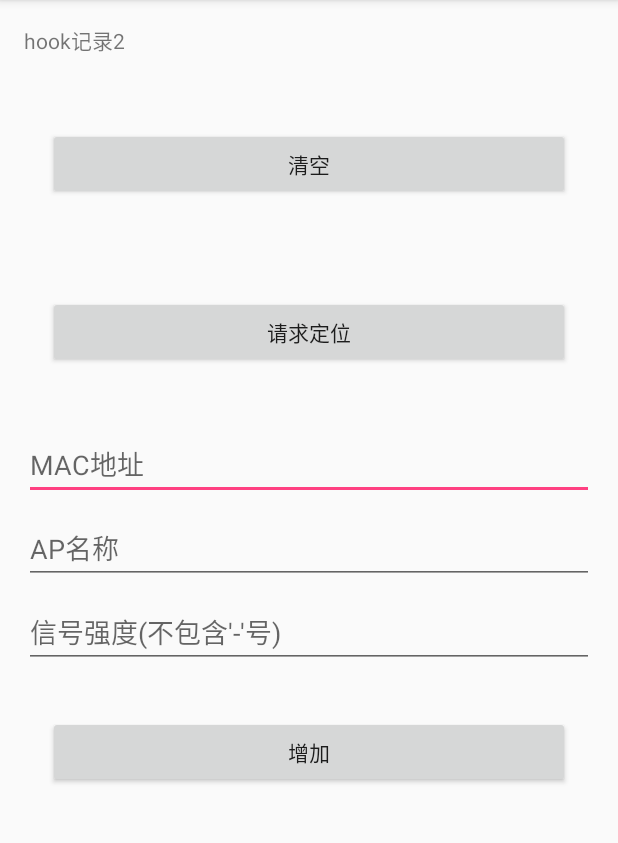
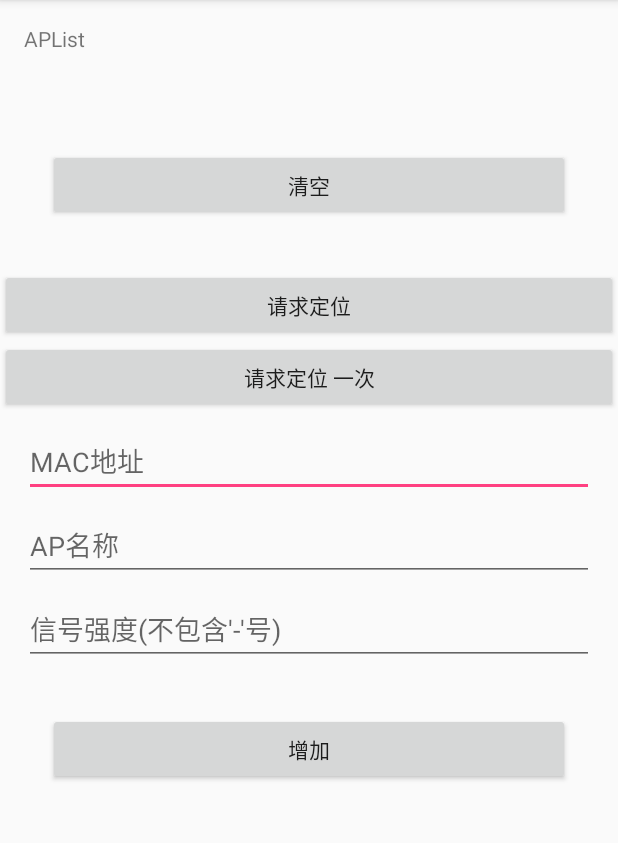
Before and after one commit to wangfengye/Maplexpose, an Android app: the screen it shows after launch (MainActivity), on a phone screen of 412 x 824 dp, the part 84-927 px from its top. Run offline under Robolectric (Android 15) with nearby library versions, the phone set to English and light mode, and no system bars; libraries missing offline, so code that uses them is left out: com.alibaba.fastjson, de.robv.android; 2 statements that could not run were skipped.

Commit message:
wifi 定位

```diff
--- a/app/src/main/java/com/maple/maplexpose/MainActivity.java
+++ b/app/src/main/java/com/maple/maplexpose/MainActivity.java
@@ -1,10 +1,15 @@
 package com.maple.maplexpose;
 
 import android.content.ComponentName;
+import android.content.ContentResolver;
+import android.content.ContentValues;
 import android.content.Context;
 import android.content.Intent;
 import android.content.ServiceConnection;
 import android.content.SharedPreferences;
+import android.database.Cursor;
+import android.database.MatrixCursor;
+import android.net.Uri;
 import android.os.Handler;
 import android.os.IBinder;
 import android.os.Message;
@@ -22,6 +27,8 @@ import android.widget.EditText;
 import android.widget.TextView;
 import android.widget.Toast;
 
+import com.alibaba.fastjson.JSON;
+import com.amap.location.demo.rpc.Ap;
 import com.amap.location.demo.rpc.LocManager;
 
 import java.util.ArrayList;
@@ -32,13 +39,15 @@ public class MainActivity extends AppCompatActivity {
     public static TextView mTv;
     APList mAps;
     private Messenger mService;
-    private Messenger mMessenger = new Messenger(new Handler(){
+    private Messenger mMessenger = new Messenger(new Handler() {
         @Override
         public void handleMessage(Message msg) {
-            Log.i(TAG, "handleMessage: "+ msg.getData().get("loc"));
+            Log.i(TAG, "handleMessage: " + msg.getData().get("loc"));
             super.handleMessage(msg);
         }
     });
+
+
     private LocManager mLocManger;
 
     @Override
@@ -49,8 +58,10 @@ public class MainActivity extends AppCompatActivity {
         final EditText etBssid = findViewById(R.id.et_bssid);
         final EditText etSsid = findViewById(R.id.et_ssid);
         final EditText etLevel = findViewById(R.id.et_level);
-        mAps=XSharedPreferenceUtil.getJson(this,"APS",APList.class);
-        if (mAps==null)mAps=new APList();showText();
+
+        mAps = XSharedPreferenceUtil.getAps(this);
+        if (mAps == null) mAps = new APList();
+        showText();
         findViewById(R.id.btn_add).setOnClickListener(new View.OnClickListener() {
             @Override
             public void onClick(View v) {
@@ -66,7 +77,7 @@ public class MainActivity extends AppCompatActivity {
                 ap.setSsid(ssid);
                 ap.setLevel(-Integer.parseInt(levelStr));
                 mAps.add(ap);
-                XSharedPreferenceUtil.setJson(MainActivity.this, "APS", mAps);
+                XSharedPreferenceUtil.setAps( mAps,MainActivity.this);
                 etBssid.getText().clear();
                 etSsid.getText().clear();
                 etLevel.getText().clear();
@@ -77,30 +88,44 @@ public class MainActivity extends AppCompatActivity {
             @Override
             public void onClick(View v) {
                 mAps.clear();
-                XSharedPreferenceUtil.setJson(MainActivity.this,"APS",mAps);
+                XSharedPreferenceUtil.setAps(mAps,MainActivity.this);
                 showText();
             }
         });
         findViewById(R.id.btn_loc).setOnClickListener(new View.OnClickListener() {
             @Override
             public void onClick(View v) {
-               // sendBroad();
-               // sendWithMEssenger();
-                sendWithAidl();
-
+                // sendBroad();
+                // sendWithMEssenger();
+                //sendWithAidl();
+                startLocService();
             }
         });
-        bindService();
+        findViewById(R.id.btn_loc_1).setOnClickListener(new View.OnClickListener() {
+            @Override
+            public void onClick(View v) {
+                sendBroad();
+            }
+        });
+//        bindService();
     }
-    private void sendBroad(){
+
+    private void startLocService() {
+        Intent intent = new Intent(this, LocService.class);
+        startService(intent);
+    }
+
+    private void sendBroad() {
         Intent intent = new Intent();
         intent.setAction("com.maple.maplexpose.loc");
         sendBroadcast(intent);
     }
+
     private void showText() {
         mTv.setText(mAps.toString());
     }
-    private void bindService(){
+
+    private void bindService() {
         ServiceConnection connection = new ServiceConnection() {
             @Override
             public void onServiceConnected(ComponentName name, IBinder service) {
@@ -109,16 +134,17 @@ public class MainActivity extends AppCompatActivity {
 
             @Override
             public void onServiceDisconnected(ComponentName name) {
-                mService =null;
+                mService = null;
             }
         };
         Intent intent = new Intent();
         intent.setAction("android.intent.action.HOOKMESSENGER");
         intent.setPackage("com.amap.location.demo");
-        bindService(intent,connection,Context.BIND_AUTO_CREATE);
+        bindService(intent, connection, Context.BIND_AUTO_CREATE);
         bindAidl();
     }
-    private void sendWithMEssenger(){
+
+    private void sendWithMEssenger() {
         Message msgFromClient = new Message();
         msgFromClient.what = 1;
         msgFromClient.replyTo = mMessenger;
@@ -128,12 +154,15 @@ public class MainActivity extends AppCompatActivity {
             e.printStackTrace();
         }
     }
+
     @Override
     protected void onDestroy() {
         mTv = null;
+
         super.onDestroy();
     }
-    private void bindAidl(){
+
+    private void bindAidl() {
         ServiceConnection connection = new ServiceConnection() {
             @Override
             public void onServiceConnected(ComponentName name, IBinder service) {
@@ -142,19 +171,23 @@ public class MainActivity extends AppCompatActivity {
 
             @Override
             public void onServiceDisconnected(ComponentName name) {
-                mLocManger =null;
+                mLocManger = null;
             }
         };
         Intent intent = new Intent();
         intent.setAction("com.maple.aidl");
         intent.setPackage("com.amap.location.demo");
-        bindService(intent,connection,Context.BIND_AUTO_CREATE);
+        bindService(intent, connection, Context.BIND_AUTO_CREATE);
     }
-    private void sendWithAidl(){
+
+    private void sendWithAidl() {
         try {
-            Log.i(TAG, "sendWithAidl: "+mLocManger.loc());
+            Log.i(TAG, "sendWithAidl: " + mLocManger.loc());
         } catch (RemoteException e) {
             e.printStackTrace();
         }
+
     }
+
+
 }
--- a/app/src/main/java/com/maple/maplexpose/XSharedPreferenceUtil.java
+++ b/app/src/main/java/com/maple/maplexpose/XSharedPreferenceUtil.java
@@ -1,7 +1,12 @@
 package com.maple.maplexpose;
 
+import android.content.ContentResolver;
+import android.content.ContentValues;
 import android.content.Context;
 import android.content.SharedPreferences;
+import android.database.Cursor;
+import android.database.MatrixCursor;
+import android.net.Uri;
 import android.preference.PreferenceManager;
 
 import com.alibaba.fastjson.JSON;
@@ -40,5 +45,29 @@ public class XSharedPreferenceUtil {
         String json = getAppPreference(context).getString(key,"");
         return JSON.parseObject(json,type);
     }
+    public static String getString(Context context,String key){
+        return getAppPreference(context).getString(key,"");
+    }
+    public static boolean setString(Context context,String key,String data){
+        return getAppPreference(context).edit()
+                .putString(key,data)
+                .commit();
+    }
+    /******** ContentProvider 共享数据**********/
+    private static final Uri uri_aps = Uri.parse("content://com.maple.maplexpose");
+    public static APList getAps(Context context) {
+        ContentResolver resolver = context.getContentResolver();
+        Cursor data =  resolver.query(uri_aps, null, null, null, null);
+        String json = data.getColumnName(0);
+        APList aps = JSON.parseObject(json, APList.class);
+        return aps;
+    }
 
+    public static boolean setAps(APList aps, Context context) {
+        String json = JSON.toJSONString(aps);
+        ContentResolver resolver = context.getContentResolver();
+        ContentValues cv = new ContentValues();
+        cv.put("APS", json);
+        return resolver.update(uri_aps, cv, null, null) == 1;
+    }
 }
--- a/app/src/main/res/layout/activity_main.xml
+++ b/app/src/main/res/layout/activity_main.xml
@@ -19,43 +19,51 @@
         app:layout_constraintTop_toTopOf="parent" />
 
     <Button
-        android:layout_margin="32dp"
         android:id="@+id/btn_clear"
         android:layout_width="match_parent"
         android:layout_height="wrap_content"
+        android:layout_margin="32dp"
         android:text="清空" />
+
     <Button
-        android:layout_margin="32dp"
         android:id="@+id/btn_loc"
         android:layout_width="match_parent"
         android:layout_height="wrap_content"
         android:text="请求定位" />
+    <Button
+        android:id="@+id/btn_loc_1"
+        android:layout_width="match_parent"
+        android:layout_height="wrap_content"
 
-   <android.support.v7.widget.AppCompatEditText
-       android:id="@+id/et_bssid"
-       android:layout_width="match_parent"
-       android:layout_height="wrap_content"
-       android:layout_marginTop="8dp"
-       android:layout_marginRight="16dp"
-       android:hint="MAC地址"
-       android:layout_marginLeft="16dp"/>
+        android:text="请求定位 一次" />
+    <android.support.v7.widget.AppCompatEditText
+        android:id="@+id/et_bssid"
+        android:layout_width="match_parent"
+        android:layout_height="wrap_content"
+        android:layout_marginLeft="16dp"
+        android:layout_marginRight="16dp"
+        android:layout_marginTop="8dp"
+        android:hint="MAC地址" />
+
     <android.support.v7.widget.AppCompatEditText
         android:id="@+id/et_ssid"
         android:layout_width="match_parent"
         android:layout_height="wrap_content"
+        android:layout_marginLeft="16dp"
+        android:layout_marginRight="16dp"
         android:layout_marginTop="8dp"
-        android:layout_marginRight="16dp"
-        android:hint="AP名称"
-        android:layout_marginLeft="16dp"/>
+        android:hint="AP名称" />
+
     <android.support.v7.widget.AppCompatEditText
         android:id="@+id/et_level"
         android:layout_width="match_parent"
         android:layout_height="wrap_content"
+        android:layout_marginLeft="16dp"
+        android:layout_marginRight="16dp"
         android:layout_marginTop="8dp"
-        android:inputType="number"
-        android:layout_marginRight="16dp"
         android:hint="信号强度(不包含'-'号)"
-        android:layout_marginLeft="16dp"/>
+        android:inputType="number" />
+
     <Button
         android:id="@+id/btn_add"
         android:layout_width="match_parent"
--- a/build.gradle
+++ b/build.gradle
@@ -5,6 +5,8 @@ buildscript {
     repositories {
         google()
         jcenter()
+        mavenCentral()
+        maven { url "https://jitpack.io" }
     }
     dependencies {
         classpath 'com.android.tools.build:gradle:3.1.2'
@@ -19,7 +21,9 @@ allprojects {
     repositories {
         google()
         jcenter()
-    }
+        mavenCentral()
+        maven { url "https://jitpack.io" }
+  }
 }
 
 task clean(type: Delete) {
```
Also changed, not shown: app/build.gradle (+8 -2 lines), app/src/main/AndroidManifest.xml (+11 -1 lines), app/src/main/java/com/amap/location/demo/rpc/Ap.java (added, +142 -0 lines), app/src/main/java/com/maple/maplexpose/APList.java (+22 -10 lines), app/src/main/java/com/maple/maplexpose/Ap.java (deleted, +0 -46 lines), app/src/main/java/com/maple/maplexpose/Api.java (added, +22 -0 lines), app/src/main/java/com/maple/maplexpose/LocService.java (added, +120 -0 lines), app/src/main/java/com/maple/maplexpose/MainHook.java (+46 -14 lines), app/src/main/java/com/maple/maplexpose/ScanResultsProvider.java (added, +61 -0 lines), app/src/main/aidl/com/amap/location/demo/rpc/Ap.aidl (added), app/src/main/aidl/com/amap/location/demo/rpc/LocManager.aidl, 1 other file.
